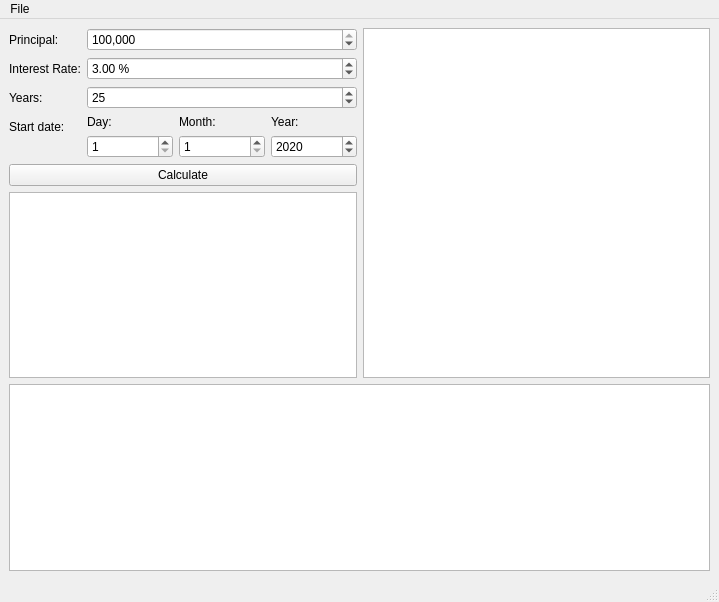
Before: the Qt Designer form mort.ui in it18aaa/mortcalc, drawn with Qt 5.
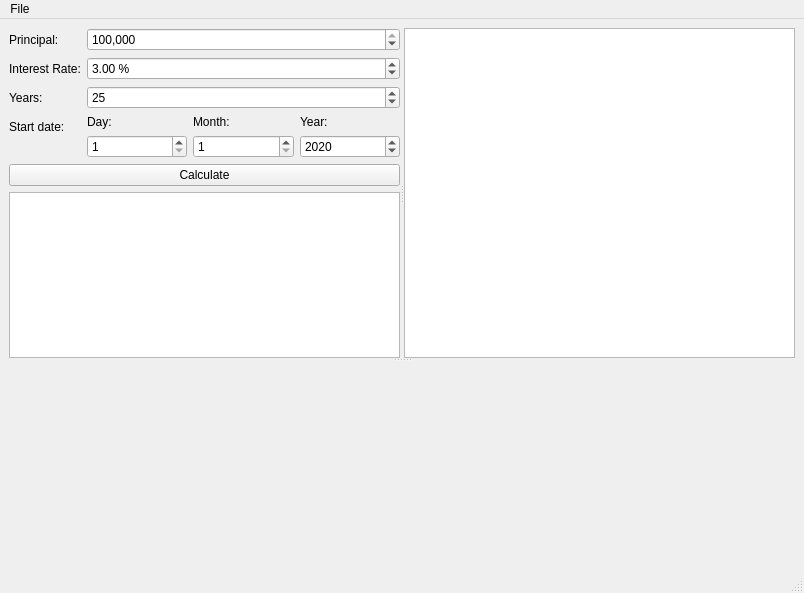
After: the same form once the commit is applied.

Commit message: experimenting with canvas area in splitters

```diff
--- a/mort.ui
+++ b/mort.ui
@@ -6,58 +6,39 @@
    <rect>
     <x>0</x>
     <y>0</y>
-    <width>719</width>
-    <height>602</height>
+    <width>804</width>
+    <height>593</height>
    </rect>
   </property>
   <property name="windowTitle">
-   <string>MainWindow</string>
+   <string>Mortgage Calculator</string>
   </property>
   <widget class="QWidget" name="centralwidget">
    <layout class="QVBoxLayout" name="verticalLayout">
     <item>
-     <layout class="QHBoxLayout" name="horizontalLayout">
-      <item>
-       <layout class="QVBoxLayout" name="verticalLayout_6">
-        <item>
-         <layout class="QFormLayout" name="formLayout">
+     <widget class="QSplitter" name="splitter_2">
+      <property name="orientation">
+       <enum>Qt::Vertical</enum>
+      </property>
+      <widget class="QSplitter" name="splitter">
+       <property name="orientation">
+        <enum>Qt::Horizontal</enum>
+       </property>
+       <widget class="QWidget" name="layoutWidget">
+        <layout class="QVBoxLayout" name="verticalLayout_5">
           <property name="sizeConstraint">
            <enum>QLayout::SetDefaultConstraint</enum>
           </property>
-          <property name="verticalSpacing">
-           <number>6</number>
-          </property>
-          <item row="0" column="0">
-           <widget class="QLabel" name="label">
-            <property name="text">
-             <string>Principal:</string>
-            </property>
-           </widget>
-          </item>
-          <item row="0" column="1">
-           <widget class="QSpinBox" name="principal">
-            <property name="showGroupSeparator" stdset="0">
-             <bool>true</bool>
-            </property>
-            <property name="maximum">
-             <number>10000000</number>
-            </property>
-            <property name="singleStep">
-             <number>1000</number>
-            </property>
-            <property name="value">
-             <number>200000</number>
-            </property>
-           </widget>
-          </item>
-          <item row="1" column="0">
+         <item>
+          <layout class="QFormLayout" name="formLayout_2">
+           <item row="2" column="0">
            <widget class="QLabel" name="label2">
             <property name="text">
              <string>Interest Rate:</string>
             </property>
            </widget>
           </item>
-          <item row="1" column="1">
+           <item row="2" column="1">
            <widget class="QDoubleSpinBox" name="interest">
             <property name="suffix">
              <string> %</string>
@@ -73,28 +54,44 @@
             </property>
            </widget>
           </item>
-          <item row="2" column="0">
-           <widget class="QLabel" name="label3">
-            <property name="text">
-             <string>Years:</string>
+           <item row="1" column="1">
+            <widget class="QSpinBox" name="principal">
+             <property name="showGroupSeparator" stdset="0">
+              <bool>true</bool>
+             </property>
+             <property name="maximum">
+              <number>10000000</number>
+             </property>
+             <property name="singleStep">
+              <number>1000</number>
+             </property>
+             <property name="value">
+              <number>200000</number>
             </property>
            </widget>
           </item>
-          <item row="2" column="1">
+           <item row="3" column="1">
            <widget class="QSpinBox" name="years">
             <property name="value">
              <number>25</number>
             </property>
            </widget>
           </item>
+           <item row="1" column="0">
+            <widget class="QLabel" name="label">
+             <property name="text">
+              <string>Principal:</string>
+             </property>
+            </widget>
+           </item>
           <item row="3" column="0">
-           <widget class="QLabel" name="label4">
+            <widget class="QLabel" name="label3">
             <property name="text">
-             <string>Start date:</string>
+              <string>Years:</string>
             </property>
            </widget>
           </item>
-          <item row="3" column="1">
+           <item row="4" column="1">
            <layout class="QHBoxLayout" name="horizontalLayout_3">
             <item>
              <layout class="QVBoxLayout" name="verticalLayout_4">
@@ -167,6 +164,13 @@
             </item>
            </layout>
           </item>
+           <item row="4" column="0">
+            <widget class="QLabel" name="label4">
+             <property name="text">
+              <string>Start date:</string>
+             </property>
+            </widget>
+           </item>
          </layout>
         </item>
         <item>
@@ -182,20 +186,39 @@
            <string>&lt;!DOCTYPE HTML PUBLIC &quot;-//W3C//DTD HTML 4.0//EN&quot; &quot;http://www.w3.org/TR/REC-html40/strict.dtd&quot;&gt;
 &lt;html&gt;&lt;head&gt;&lt;meta name=&quot;qrichtext&quot; content=&quot;1&quot; /&gt;&lt;style type=&quot;text/css&quot;&gt;
 p, li { white-space: pre-wrap; }
-&lt;/style&gt;&lt;/head&gt;&lt;body style=&quot; font-family:'MS Shell Dlg 2'; font-size:9.75pt; font-weight:400; font-style:normal;&quot;&gt;
-&lt;p style=&quot;-qt-paragraph-type:empty; margin-top:0px; margin-bottom:0px; margin-left:0px; margin-right:0px; -qt-block-indent:0; text-indent:0px; font-size:8.25pt;&quot;&gt;&lt;br /&gt;&lt;/p&gt;&lt;/body&gt;&lt;/html&gt;</string>
+&lt;/style&gt;&lt;/head&gt;&lt;body style=&quot; font-family:'MS Shell Dlg 2'; font-size:8.25pt; font-weight:400; font-style:normal;&quot;&gt;
+&lt;p style=&quot;-qt-paragraph-type:empty; margin-top:0px; margin-bottom:0px; margin-left:0px; margin-right:0px; -qt-block-indent:0; text-indent:0px;&quot;&gt;&lt;br /&gt;&lt;/p&gt;&lt;/body&gt;&lt;/html&gt;</string>
           </property>
          </widget>
         </item>
        </layout>
-      </item>
-      <item>
+       </widget>
        <widget class="QTableView" name="tableView"/>
-      </item>
-     </layout>
-    </item>
-    <item>
-     <widget class="QGraphicsView" name="graphicsView"/>
+      </widget>
+      <widget class="QWidget" name="graphWidget" native="true">
+       <property name="sizePolicy">
+        <sizepolicy hsizetype="Expanding" vsizetype="Preferred">
+         <horstretch>0</horstretch>
+         <verstretch>0</verstretch>
+        </sizepolicy>
+       </property>
+       <property name="minimumSize">
+        <size>
+         <width>0</width>
+         <height>200</height>
+        </size>
+       </property>
+       <property name="baseSize">
+        <size>
+         <width>0</width>
+         <height>0</height>
+        </size>
+       </property>
+       <property name="cursor">
+        <cursorShape>CrossCursor</cursorShape>
+       </property>
+      </widget>
+     </widget>
     </item>
    </layout>
   </widget>
@@ -204,7 +227,7 @@
     <rect>
      <x>0</x>
      <y>0</y>
-     <width>719</width>
+     <width>804</width>
      <height>21</height>
     </rect>
    </property>
```
Lines whose indentation alone changed are shown as unchanged. The commit also changes 4 other files.
